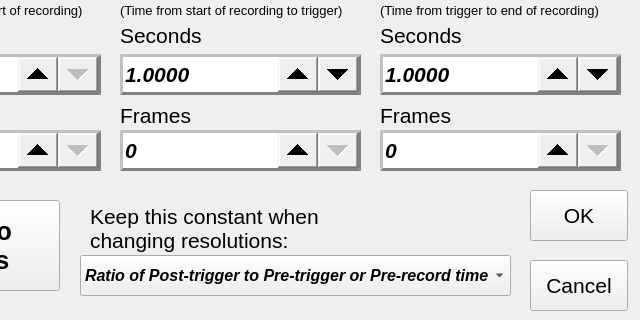
Before: the Qt Designer form src/triggerdelaywindow.ui in krontech/chronos-cam-app, drawn with Qt 5; both pictures show x 160 to 800 and y 160 to 480 of the 800 by 480 pixel window.
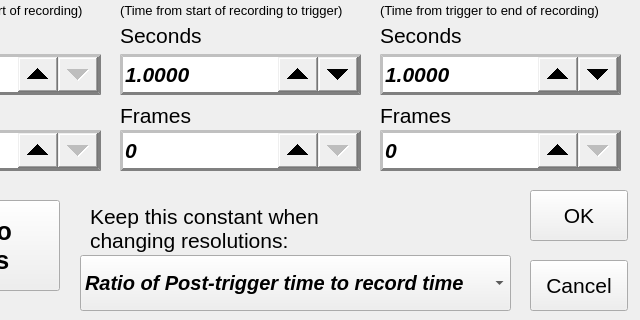
After: the same form once the commit is applied. Custom widgets are drawn as their Qt base class.

Commit message: Keep any one of post-trigger seconds, frames, or ratio to record time constant when changing framerates

```diff
--- a/src/triggerdelaywindow.ui
+++ b/src/triggerdelaywindow.ui
@@ -636,12 +636,12 @@
      <x>240</x>
      <y>415</y>
      <width>431</width>
-     <height>41</height>
+     <height>56</height>
     </rect>
    </property>
    <property name="font">
     <font>
-     <pointsize>12</pointsize>
+     <pointsize>15</pointsize>
      <weight>75</weight>
      <italic>true</italic>
      <bold>true</bold>
@@ -649,7 +649,7 @@
    </property>
    <item>
     <property name="text">
-     <string>Ratio of Post-trigger to Pre-trigger or Pre-record time</string>
+     <string>Ratio of Post-trigger time to record time</string>
     </property>
    </item>
    <item>
```
The commit also changes 5 other files.
